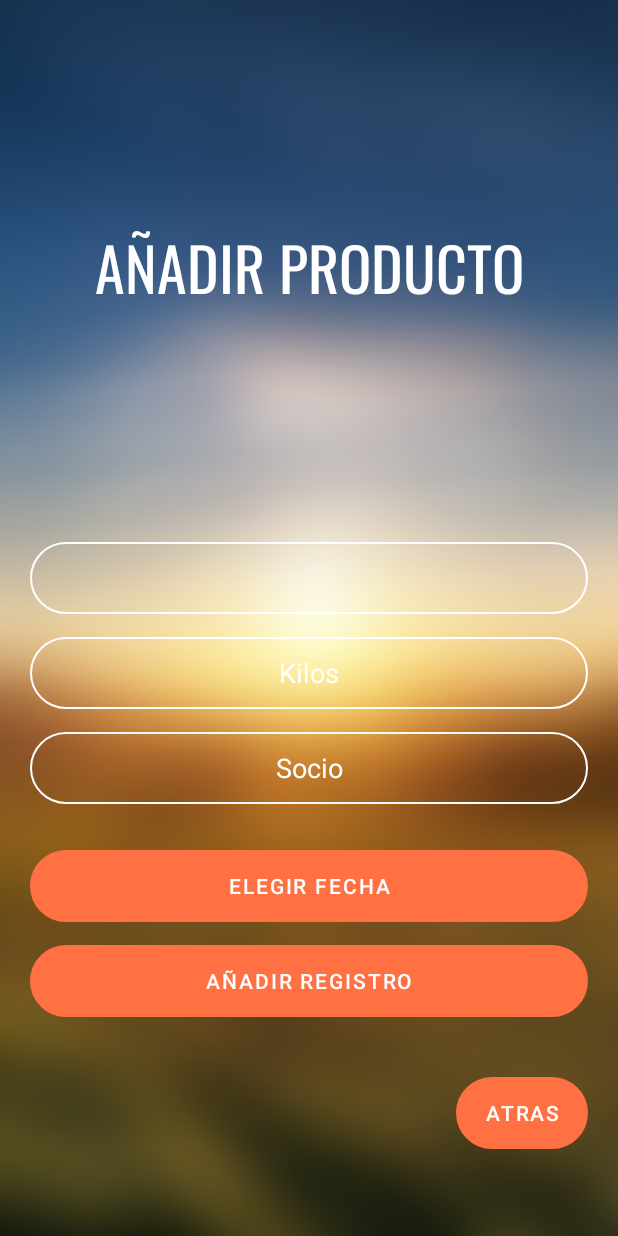
After one commit to germaanom/tfgFinal2, an Android app: the AddDataActivity screen opened directly, with no data from a screen before it, on a phone screen of 412 x 824 dp. The commit adds this screen. Run offline under Robolectric (Android 15) with nearby library versions, the light colour scheme and no system bars; our stand-ins replace Firebase (no records; nobody signed in at launch, a user with empty details on screens opened directly); 1 statement that could not run was skipped.

Commit message:
Add data

```diff
--- a/app/src/main/AndroidManifest.xml
+++ b/app/src/main/AndroidManifest.xml
@@ -11,6 +11,9 @@
         android:roundIcon="@mipmap/ic_launcher_round"
         android:supportsRtl="true"
         android:theme="@style/Theme.ProyectoFinal">
+        <activity
+            android:name=".activities.AddDataActivity"
+            android:exported="false" />
         <activity
             android:name=".activities.AddProductActivity"
             android:exported="false" />
--- /dev/null
+++ b/app/src/main/java/com/german/proyectofinal/activities/AddDataActivity.java
@@ -0,0 +1,94 @@
+package com.german.proyectofinal.activities;
+
+import androidx.appcompat.app.AppCompatActivity;
+
+import android.app.DatePickerDialog;
+import android.os.Bundle;
+import android.util.Log;
+import android.view.View;
+import android.widget.Button;
+import android.widget.DatePicker;
+import android.widget.EditText;
+import android.widget.TextView;
+import android.widget.Toast;
+
+import com.german.proyectofinal.R;
+import com.google.firebase.firestore.FirebaseFirestore;
+
+import java.util.Calendar;
+import java.util.HashMap;
+import java.util.Map;
+
+public class AddDataActivity extends AppCompatActivity {
+
+    EditText kilos;
+    EditText socio;
+    TextView coop;
+    Button añadir;
+    String fecha;
+    String kilos2;
+    String nSocio;
+    String nombreCoop;
+    Button elegirF;
+    FirebaseFirestore fDatabase;
+    @Override
+    protected void onCreate(Bundle savedInstanceState) {
+        super.onCreate(savedInstanceState);
+        setContentView(R.layout.activity_add_data);
+
+        kilos = findViewById(R.id.txtkilos);
+        socio = findViewById(R.id.txtnSocio);
+        coop = findViewById(R.id.txtNombreCoop);
+        añadir = findViewById(R.id.btn_añadirRegistro);
+        elegirF = findViewById(R.id.btn_fecha);
+        nombreCoop = getIntent().getExtras().getString("nombre");
+
+        coop.setText(nombreCoop);
+        elegirF.setOnClickListener(new View.OnClickListener() {
+            @Override
+            public void onClick(View view) {
+                Calendar cal = Calendar.getInstance();
+                int year = cal.get(Calendar.YEAR);
+                int mes = cal.get(Calendar.MONTH);
+                int dia = cal.get(Calendar.DAY_OF_MONTH);
+
+                DatePickerDialog dpd = new DatePickerDialog(AddDataActivity.this, new DatePickerDialog.OnDateSetListener() {
+                    @Override
+                    public void onDateSet(DatePicker datePicker, int i, int i1, int i2) {
+                        fecha = i2 + "/" + i1 + "/" + i;
+                        Log.d("asd", fecha);
+                    }
+                }, year, mes, dia);
+                dpd.show();
+            }
+        });
+
+        añadir.setOnClickListener(new View.OnClickListener() {
+            @Override
+            public void onClick(View view) {
+                kilos2 = kilos.getText().toString();
+                nSocio = socio.getText().toString();
+                nombreCoop = coop.getText().toString();
+
+                if(kilos2 != null && nSocio != null && fecha != null){
+                    writeData(fecha, kilos2, nSocio, nombreCoop);
+                }else{
+                    Toast.makeText(AddDataActivity.this, "No se ha añadido", Toast.LENGTH_SHORT).show();
+                }
+            }
+        });
+
+
+    }
+
+    public void writeData(String fecha, String kilos, String nSocio, String nombreCoop){
+        Map<String, String> data = new HashMap<>();
+        data.put("fecha",fecha);
+        data.put("kilos",kilos);
+        data.put("nSocio",nSocio);
+        data.put("nombreCoop",nombreCoop);
+
+        fDatabase = FirebaseFirestore.getInstance();
+        fDatabase.collection("dataCoops").add(data);
+    }
+}
--- a/app/src/main/java/com/german/proyectofinal/activities/DataCoopsActivity.java
+++ b/app/src/main/java/com/german/proyectofinal/activities/DataCoopsActivity.java
@@ -18,14 +18,18 @@ import java.util.Calendar;
 public class DataCoopsActivity extends AppCompatActivity {
     String nombreCoop;
     Button calendario;
+    Button añadir;
     String fecha;
+    String nombreCoop2;
     TextView titulo;
     Button volver;
     @Override
     protected void onCreate(Bundle savedInstanceState) {
         super.onCreate(savedInstanceState);
         setContentView(R.layout.activity_coop);
+        nombreCoop2 = getIntent().getExtras().getString("nombre");
         nombreCoop = getIntent().getExtras().getString("producto");
+        añadir = findViewById(R.id.btnAñadirRegistro);
         calendario = findViewById(R.id.btnCaledario);
         titulo = findViewById(R.id.txtNombreC);
         titulo.setText(nombreCoop);
@@ -36,7 +40,6 @@ public class DataCoopsActivity extends AppCompatActivity {
                 int year = cal.get(Calendar.YEAR);
                 int mes = cal.get(Calendar.MONTH);
                 int dia = cal.get(Calendar.DAY_OF_MONTH);
-
                 DatePickerDialog dpd = new DatePickerDialog(DataCoopsActivity.this, new DatePickerDialog.OnDateSetListener() {
                     @Override
                     public void onDateSet(DatePicker datePicker, int i, int i1, int i2) {
@@ -48,6 +51,16 @@ public class DataCoopsActivity extends AppCompatActivity {
             }
         });
 
+        añadir.setOnClickListener(new View.OnClickListener() {
+            @Override
+            public void onClick(View view) {
+                Intent intent = new Intent(DataCoopsActivity.this, AddDataActivity.class);
+                intent.putExtra("nombre", nombreCoop2);
+                //intent.putExtra("coop", nombreCoop2);
+                startActivity(intent);
+                finish();
+            }
+        });
 
     }
 }
--- a/app/src/main/java/com/german/proyectofinal/adapters/ProductoAdapter.java
+++ b/app/src/main/java/com/german/proyectofinal/adapters/ProductoAdapter.java
@@ -45,7 +45,7 @@ public class ProductoAdapter extends RecyclerView.Adapter<ProductoAdapter.ViewHo
 
 
     public class ViewHolder extends RecyclerView.ViewHolder{
-        TextView coop, nombre;
+        TextView titulo, nombre;
 
         ViewHolder(View itemView){
             super(itemView);
@@ -56,6 +56,7 @@ public class ProductoAdapter extends RecyclerView.Adapter<ProductoAdapter.ViewHo
                 public void onClick(View view) {
                     Intent intent = new Intent(context, DataCoopsActivity.class);
                     intent.putExtra("producto", nombre.getText());
+
                     context.startActivity(intent);
                 }
 
--- a/app/src/main/java/com/german/proyectofinal/fragments/HomeFragment.java
+++ b/app/src/main/java/com/german/proyectofinal/fragments/HomeFragment.java
@@ -131,7 +131,7 @@ public class HomeFragment extends Fragment {
                                 for (QueryDocumentSnapshot document : task.getResult()) {
                                 data = document.getData();
                                 nombre=data.get("Nombre").toString();
-                                desc = data.get("Desc").toString();
+                                //desc = data.get("Desc").toString();
                                 list_coops.add(new Cooperativa(nombre, desc,""));
                                 adapter = new CoopsAdapter(list_coops, v.getContext());
                                 recyclerView.setLayoutManager(new LinearLayoutManager(getContext()));
--- /dev/null
+++ b/app/src/main/res/layout/activity_add_data.xml
@@ -0,0 +1,114 @@
+<?xml version="1.0" encoding="utf-8"?>
+<androidx.constraintlayout.widget.ConstraintLayout xmlns:android="http://schemas.android.com/apk/res/android"
+    xmlns:app="http://schemas.android.com/apk/res-auto"
+    xmlns:tools="http://schemas.android.com/tools"
+    android:id="@+id/cl_login"
+    android:layout_width="match_parent"
+    android:layout_height="match_parent"
+    android:background="@drawable/image"
+    tools:context=".activities.LoginActivity">
+
+
+    <TextView
+        android:layout_width="wrap_content"
+        android:layout_height="wrap_content"
+        android:fontFamily="@font/fuente"
+        android:gravity="center"
+        android:text="AÑADIR PRODUCTO"
+        android:textColor="@color/white"
+        android:textSize="40sp"
+        app:layout_constraintBottom_toTopOf="@+id/linearLayout"
+        app:layout_constraintEnd_toEndOf="parent"
+        app:layout_constraintStart_toStartOf="parent"
+        app:layout_constraintTop_toTopOf="parent" />
+
+    <LinearLayout
+        android:id="@+id/linearLayout"
+        android:layout_width="match_parent"
+        android:layout_height="wrap_content"
+        android:layout_margin="10dp"
+        android:gravity="center"
+        android:orientation="vertical"
+
+        android:padding="10dp"
+        app:layout_constraintBottom_toBottomOf="parent"
+        app:layout_constraintEnd_toEndOf="parent"
+        app:layout_constraintStart_toStartOf="parent"
+        app:layout_constraintTop_toTopOf="parent"
+        app:layout_constraintVertical_bias="0.9">
+
+        <TextView
+            android:id="@+id/txtNombreCoop"
+            android:layout_width="match_parent"
+            android:layout_height="wrap_content"
+            android:layout_marginBottom="15dp"
+            android:autofillHints=""
+            android:background="@drawable/image_rounded"
+            android:ems="10"
+            android:gravity="center"
+            android:textSize="20dp"
+            android:minHeight="48dp"
+            android:textAlignment="center"
+            android:textColor="@color/white" />
+
+        <EditText
+            android:id="@+id/txtkilos"
+            android:layout_width="match_parent"
+            android:layout_height="wrap_content"
+            android:layout_marginBottom="15dp"
+            android:autofillHints=""
+            android:background="@drawable/image_rounded"
+            android:ems="10"
+
+            android:hint="Kilos"
+            android:inputType="text"
+            android:minHeight="48dp"
+            android:textAlignment="center"
+            android:textColorHint="@color/white" />
+        <EditText
+            android:id="@+id/txtnSocio"
+            android:layout_width="match_parent"
+            android:layout_height="wrap_content"
+            android:layout_marginBottom="15dp"
+            android:autofillHints=""
+            android:background="@drawable/image_rounded"
+            android:ems="10"
+
+            android:hint="Socio"
+            android:inputType="text"
+            android:minHeight="48dp"
+            android:textAlignment="center"
+            android:textColorHint="@color/white" />
+
+        <Button
+            android:id="@+id/btn_fecha"
+            android:layout_width="match_parent"
+            android:layout_height="wrap_content"
+            android:layout_marginTop="15dp"
+            android:background="@drawable/image_rounded"
+            android:text="ELEGIR FECHA"
+            android:textColor="@color/white" />
+
+        <Button
+            android:id="@+id/btn_añadirRegistro"
+            android:layout_width="match_parent"
+            android:layout_height="wrap_content"
+            android:layout_marginTop="15dp"
+            android:background="@drawable/image_rounded"
+            android:text="AÑADIR REGISTRO"
+            android:textColor="@color/white" />
+
+        <Button
+            android:id="@+id/btn_volver"
+            android:layout_width="wrap_content"
+            android:layout_height="wrap_content"
+            android:layout_gravity="right"
+            android:layout_marginTop="40dp"
+            android:background="@drawable/image_rounded"
+            android:text="ATRAS"
+            android:textColor="@color/white" />
+
+
+    </LinearLayout>
+
+</androidx.constraintlayout.widget.ConstraintLayout>
```
